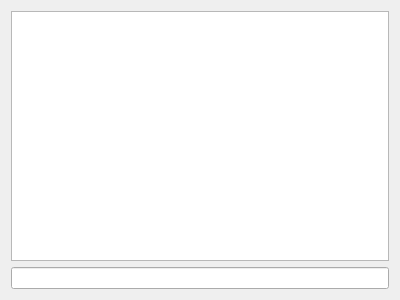
First picture: the form in tools/ylliab/parserview.ui, repository 8051Enthusiast/yabo, before the edit.
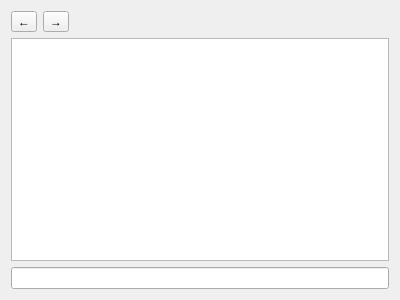
Second picture: the form after the edit. Icons and pictures are not drawn.

```diff
--- a/tools/ylliab/parserview.ui
+++ b/tools/ylliab/parserview.ui
@@ -14,6 +14,46 @@
    <string>Form</string>
   </property>
   <layout class="QVBoxLayout" name="verticalLayout">
+   <item>
+    <layout class="QHBoxLayout" name="horizontalLayout">
+     <item>
+      <widget class="QToolButton" name="undoButton">
+       <property name="text">
+        <string>←</string>
+       </property>
+       <property name="icon">
+        <iconset theme="go-previous"/>
+       </property>
+       <property name="toolButtonStyle">
+        <enum>Qt::ToolButtonIconOnly</enum>
+       </property>
+      </widget>
+     </item>
+     <item>
+      <widget class="QToolButton" name="redoButton">
+       <property name="text">
+        <string>→</string>
+       </property>
+       <property name="icon">
+        <iconset theme="go-next"/>
+       </property>
+      </widget>
+     </item>
+     <item>
+      <spacer name="horizontalSpacer">
+       <property name="orientation">
+        <enum>Qt::Horizontal</enum>
+       </property>
+       <property name="sizeHint" stdset="0">
+        <size>
+         <width>40</width>
+         <height>20</height>
+        </size>
+       </property>
+      </spacer>
+     </item>
+    </layout>
+   </item>
    <item>
     <widget class="QTreeView" name="treeView"/>
    </item>
```
